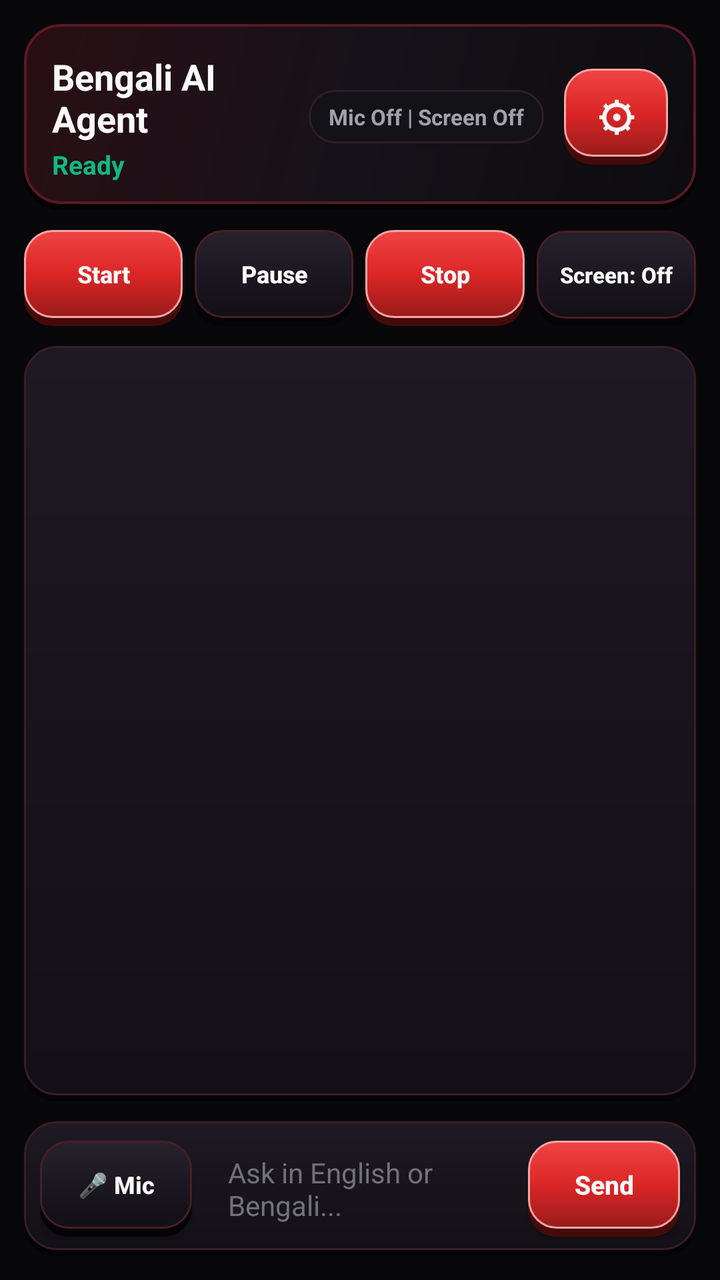
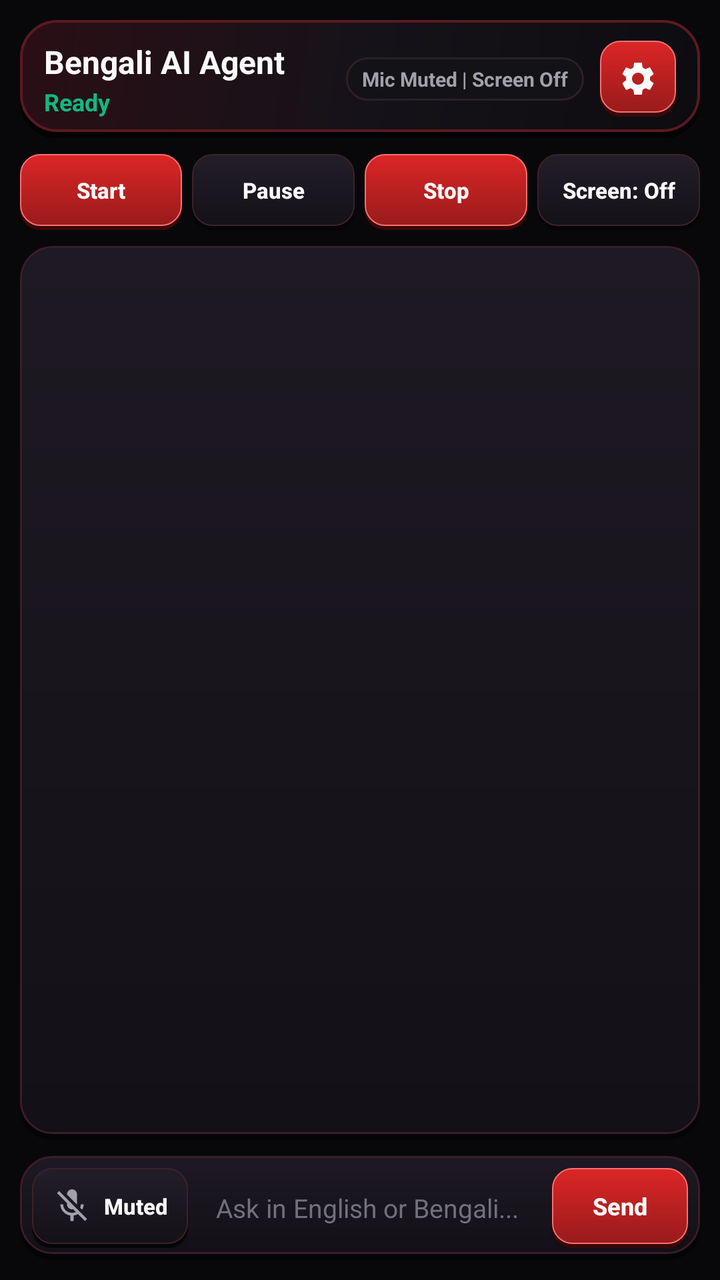

Compare the two renders of this Android layout. The source of the first and the diff that turns it into the second are given below.
<!-- AndroidManifest.xml: application theme Theme.BengaliAgent -->
<!-- res/layout/activity_main.xml -->
<?xml version="1.0" encoding="utf-8"?>
<LinearLayout xmlns:android="http://schemas.android.com/apk/res/android"
    android:layout_width="match_parent"
    android:layout_height="match_parent"
    android:background="@color/bg_black"
    android:orientation="vertical"
    android:padding="12dp">

    
    <LinearLayout
        android:layout_width="match_parent"
        android:layout_height="wrap_content"
        android:background="@drawable/bg_header_gradient"
        android:gravity="center_vertical"
        android:orientation="horizontal"
        android:padding="14dp">

        <LinearLayout
            android:layout_width="0dp"
            android:layout_height="wrap_content"
            android:layout_weight="1"
            android:orientation="vertical">

            <TextView
                android:layout_width="wrap_content"
                android:layout_height="wrap_content"
                android:text="@string/app_name"
                android:textColor="@color/text_primary"
                android:textSize="18sp"
                android:textStyle="bold" />

            <TextView
                android:id="@+id/tvAgentState"
                android:layout_width="wrap_content"
                android:layout_height="wrap_content"
                android:layout_marginTop="2dp"
                android:text="Ready"
                android:textColor="@color/accent_green"
                android:textSize="13sp"
                android:textStyle="bold" />
        </LinearLayout>

        <TextView
            android:id="@+id/tvPrivacyIndicator"
            android:layout_width="wrap_content"
            android:layout_height="wrap_content"
            android:layout_marginEnd="10dp"
            android:background="@drawable/bg_badge"
            android:paddingHorizontal="10dp"
            android:paddingVertical="6dp"
            android:text="Mic Off | Screen Off"
            android:textColor="@color/text_secondary"
            android:textSize="11sp"
            android:textStyle="bold" />

        
        <Button
            android:id="@+id/btnOpenSettings"
            style="@style/Widget.BengaliAgent.Button.Primary"
            android:layout_width="52dp"
            android:layout_height="48dp"
            android:contentDescription="Open Settings"
            android:padding="0dp"
            android:text="⚙"
            android:textSize="20sp" />
    </LinearLayout>

    
    <LinearLayout
        android:layout_width="match_parent"
        android:layout_height="wrap_content"
        android:layout_marginTop="10dp"
        android:orientation="horizontal"
        android:weightSum="4">

        <Button
            android:id="@+id/btnToggleAssistant"
            style="@style/Widget.BengaliAgent.Button.Primary"
            android:layout_width="0dp"
            android:layout_height="48dp"
            android:layout_marginEnd="6dp"
            android:layout_weight="1"
            android:paddingHorizontal="4dp"
            android:text="Start"
            android:textSize="12sp" />

        <Button
            android:id="@+id/btnPauseResume"
            style="@style/Widget.BengaliAgent.Button.Secondary"
            android:layout_width="0dp"
            android:layout_height="48dp"
            android:layout_marginEnd="6dp"
            android:layout_weight="1"
            android:paddingHorizontal="4dp"
            android:text="Pause"
            android:textSize="12sp" />

        <Button
            android:id="@+id/btnStopTask"
            style="@style/Widget.BengaliAgent.Button.Destructive"
            android:layout_width="0dp"
            android:layout_height="48dp"
            android:layout_marginEnd="6dp"
            android:layout_weight="1"
            android:paddingHorizontal="4dp"
            android:text="Stop"
            android:textSize="12sp" />

        <Button
            android:id="@+id/btnScreenToggle"
            style="@style/Widget.BengaliAgent.Button.Secondary"
            android:layout_width="0dp"
            android:layout_height="48dp"
            android:layout_weight="1"
            android:paddingHorizontal="4dp"
            android:text="Screen: Off"
            android:textSize="11sp" />
    </LinearLayout>

    
    <androidx.recyclerview.widget.RecyclerView
        android:id="@+id/rvTranscript"
        android:layout_width="match_parent"
        android:layout_height="0dp"
        android:layout_marginTop="10dp"
        android:layout_marginBottom="10dp"
        android:layout_weight="1"
        android:background="@drawable/bg_card"
        android:clipToPadding="false"
        android:contentDescription="Conversation transcript"
        android:padding="12dp" />

    
    <LinearLayout
        android:layout_width="match_parent"
        android:layout_height="wrap_content"
        android:background="@drawable/bg_card"
        android:gravity="center_vertical"
        android:orientation="horizontal"
        android:padding="8dp">

        <Button
            android:id="@+id/btnMicToggle"
            style="@style/Widget.BengaliAgent.Button.Secondary"
            android:layout_width="76dp"
            android:layout_height="48dp"
            android:layout_marginEnd="8dp"
            android:contentDescription="Toggle microphone"
            android:paddingHorizontal="6dp"
            android:singleLine="true"
            android:text="🎤 Mic"
            android:textSize="12sp" />

        <EditText
            android:id="@+id/etUserInput"
            android:layout_width="0dp"
            android:layout_height="wrap_content"
            android:layout_weight="1"
            android:background="@android:color/transparent"
            android:hint="Ask in English or Bengali..."
            android:inputType="textMultiLine"
            android:maxLines="4"
            android:minHeight="48dp"
            android:paddingHorizontal="10dp"
            android:paddingVertical="8dp"
            android:textColor="@color/text_primary"
            android:textColorHint="@color/text_muted"
            android:textSize="14sp" />

        <Button
            android:id="@+id/btnSend"
            style="@style/Widget.BengaliAgent.Button.Primary"
            android:layout_width="76dp"
            android:layout_height="48dp"
            android:layout_marginStart="8dp"
            android:contentDescription="Send message"
            android:paddingHorizontal="8dp"
            android:singleLine="true"
            android:text="Send"
            android:textSize="13sp" />
    </LinearLayout>

</LinearLayout>
<!-- resources referenced by this layout -->
<resources>
  <style name="Widget.BengaliAgent.Button.Primary" parent="Widget.AppCompat.Button">
          <item name="android:background">@drawable/bg_btn_3d_red</item>
          <item name="backgroundTint">@null</item>
          <item name="android:textColor">@color/text_primary</item>
          <item name="android:minHeight">50dp</item>
          <item name="android:paddingLeft">16dp</item>
          <item name="android:paddingRight">16dp</item>
          <item name="android:paddingBottom">4dp</item>
          <item name="android:textAllCaps">false</item>
          <item name="android:textStyle">bold</item>
          <item name="android:elevation">6dp</item>
      </style>
  <style name="Widget.BengaliAgent.Button.Secondary" parent="Widget.AppCompat.Button">
          <item name="android:background">@drawable/bg_btn_3d_dark</item>
          <item name="backgroundTint">@null</item>
          <item name="android:textColor">@color/text_primary</item>
          <item name="android:minHeight">50dp</item>
          <item name="android:paddingLeft">16dp</item>
          <item name="android:paddingRight">16dp</item>
          <item name="android:paddingBottom">4dp</item>
          <item name="android:textAllCaps">false</item>
          <item name="android:textStyle">bold</item>
          <item name="android:elevation">4dp</item>
      </style>
  <!-- drawable bg_btn_3d_red (drawable) -->
  <?xml version="1.0" encoding="utf-8"?>
  <layer-list xmlns:android="http://schemas.android.com/apk/res/android">
      
      <item android:top="4dp">
          <shape android:shape="rectangle">
              <solid android:color="#450A0A" />
              <corners android:radius="14dp" />
          </shape>
      </item>
      
      <item android:bottom="4dp">
          <shape android:shape="rectangle">
              <gradient
                  android:angle="270"
                  android:startColor="#EF4444"
                  android:centerColor="#DC2626"
                  android:endColor="#991B1B"
                  android:type="linear" />
              <corners android:radius="14dp" />
              <stroke
                  android:width="1dp"
                  android:color="#FCA5A5" />
          </shape>
      </item>
  </layer-list>
  <!-- drawable bg_btn_3d_dark (drawable) -->
  <?xml version="1.0" encoding="utf-8"?>
  <layer-list xmlns:android="http://schemas.android.com/apk/res/android">
      
      <item android:top="4dp">
          <shape android:shape="rectangle">
              <solid android:color="#040406" />
              <corners android:radius="14dp" />
          </shape>
      </item>
      
      <item android:bottom="4dp">
          <shape android:shape="rectangle">
              <gradient
                  android:angle="270"
                  android:startColor="#27222C"
                  android:centerColor="#1C1821"
                  android:endColor="#120F16"
                  android:type="linear" />
              <corners android:radius="14dp" />
              <stroke
                  android:width="1dp"
                  android:color="#4C1D24" />
          </shape>
      </item>
  </layer-list>
  <!-- unchanged entries left out for length: 16 -->
</resources>

<!-- the commit's change to res/layout/activity_main.xml (unified diff, before → after) -->
@@ -4,7 +4,7 @@
     android:layout_height="match_parent"
     android:background="@color/bg_black"
     android:orientation="vertical"
-    android:padding="12dp">
+    android:padding="10dp">
 
     
     <LinearLayout
@@ -13,7 +13,8 @@
         android:background="@drawable/bg_header_gradient"
         android:gravity="center_vertical"
         android:orientation="horizontal"
-        android:padding="14dp">
+        android:paddingHorizontal="12dp"
+        android:paddingVertical="10dp">
 
         <LinearLayout
             android:layout_width="0dp"
@@ -26,17 +27,17 @@
                 android:layout_height="wrap_content"
                 android:text="@string/app_name"
                 android:textColor="@color/text_primary"
-                android:textSize="18sp"
+                android:textSize="16sp"
                 android:textStyle="bold" />
 
             <TextView
                 android:id="@+id/tvAgentState"
                 android:layout_width="wrap_content"
                 android:layout_height="wrap_content"
-                android:layout_marginTop="2dp"
+                android:layout_marginTop="1dp"
                 android:text="Ready"
                 android:textColor="@color/accent_green"
-                android:textSize="13sp"
+                android:textSize="12sp"
                 android:textStyle="bold" />
         </LinearLayout>
 
@@ -44,32 +45,32 @@
             android:id="@+id/tvPrivacyIndicator"
             android:layout_width="wrap_content"
             android:layout_height="wrap_content"
-            android:layout_marginEnd="10dp"
+            android:layout_marginEnd="8dp"
             android:background="@drawable/bg_badge"
-            android:paddingHorizontal="10dp"
-            android:paddingVertical="6dp"
-            android:text="Mic Off | Screen Off"
+            android:paddingHorizontal="8dp"
+            android:paddingVertical="4dp"
+            android:text="Mic Muted | Screen Off"
             android:textColor="@color/text_secondary"
-            android:textSize="11sp"
+            android:textSize="10sp"
             android:textStyle="bold" />
 
         
-        <Button
+        <ImageButton
             android:id="@+id/btnOpenSettings"
-            style="@style/Widget.BengaliAgent.Button.Primary"
-            android:layout_width="52dp"
-            android:layout_height="48dp"
+            android:layout_width="38dp"
+            android:layout_height="38dp"
+            android:background="@drawable/bg_btn_3d_red"
             android:contentDescription="Open Settings"
-            android:padding="0dp"
-            android:text="⚙"
-            android:textSize="20sp" />
+            android:padding="8dp"
+            android:scaleType="centerInside"
+            android:src="@drawable/ic_settings_gear" />
     </LinearLayout>
 
     
     <LinearLayout
         android:layout_width="match_parent"
         android:layout_height="wrap_content"
-        android:layout_marginTop="10dp"
+        android:layout_marginTop="8dp"
         android:orientation="horizontal"
         android:weightSum="4">
 
@@ -77,40 +78,40 @@
             android:id="@+id/btnToggleAssistant"
             style="@style/Widget.BengaliAgent.Button.Primary"
             android:layout_width="0dp"
-            android:layout_height="48dp"
-            android:layout_marginEnd="6dp"
+            android:layout_height="38dp"
+            android:layout_marginEnd="5dp"
             android:layout_weight="1"
             android:paddingHorizontal="4dp"
             android:text="Start"
-            android:textSize="12sp" />
+            android:textSize="11sp" />
 
         <Button
             android:id="@+id/btnPauseResume"
             style="@style/Widget.BengaliAgent.Button.Secondary"
             android:layout_width="0dp"
-            android:layout_height="48dp"
-            android:layout_marginEnd="6dp"
+            android:layout_height="38dp"
+            android:layout_marginEnd="5dp"
             android:layout_weight="1"
             android:paddingHorizontal="4dp"
             android:text="Pause"
-            android:textSize="12sp" />
+            android:textSize="11sp" />
 
         <Button
             android:id="@+id/btnStopTask"
             style="@style/Widget.BengaliAgent.Button.Destructive"
             android:layout_width="0dp"
-            android:layout_height="48dp"
-            android:layout_marginEnd="6dp"
+            android:layout_height="38dp"
+            android:layout_marginEnd="5dp"
             android:layout_weight="1"
             android:paddingHorizontal="4dp"
             android:text="Stop"
-            android:textSize="12sp" />
+            android:textSize="11sp" />
 
         <Button
             android:id="@+id/btnScreenToggle"
             style="@style/Widget.BengaliAgent.Button.Secondary"
             android:layout_width="0dp"
-            android:layout_height="48dp"
+            android:layout_height="38dp"
             android:layout_weight="1"
             android:paddingHorizontal="4dp"
             android:text="Screen: Off"
@@ -122,13 +123,13 @@
         android:id="@+id/rvTranscript"
         android:layout_width="match_parent"
         android:layout_height="0dp"
-        android:layout_marginTop="10dp"
-        android:layout_marginBottom="10dp"
+        android:layout_marginTop="8dp"
+        android:layout_marginBottom="8dp"
         android:layout_weight="1"
         android:background="@drawable/bg_card"
         android:clipToPadding="false"
         android:contentDescription="Conversation transcript"
-        android:padding="12dp" />
+        android:padding="10dp" />
 
     
     <LinearLayout
@@ -137,19 +138,22 @@
         android:background="@drawable/bg_card"
         android:gravity="center_vertical"
         android:orientation="horizontal"
-        android:padding="8dp">
+        android:padding="6dp">
 
         <Button
             android:id="@+id/btnMicToggle"
             style="@style/Widget.BengaliAgent.Button.Secondary"
-            android:layout_width="76dp"
-            android:layout_height="48dp"
-            android:layout_marginEnd="8dp"
-            android:contentDescription="Toggle microphone"
-            android:paddingHorizontal="6dp"
+            android:layout_width="wrap_content"
+            android:layout_height="40dp"
+            android:layout_marginEnd="6dp"
+            android:contentDescription="Toggle microphone mute or unmute"
+            android:drawableStart="@drawable/ic_mic_off"
+            android:drawablePadding="6dp"
+            android:minWidth="78dp"
+            android:paddingHorizontal="10dp"
             android:singleLine="true"
-            android:text="🎤 Mic"
-            android:textSize="12sp" />
+            android:text="Muted"
+            android:textSize="11sp" />
 
         <EditText
             android:id="@+id/etUserInput"
@@ -160,24 +164,24 @@
             android:hint="Ask in English or Bengali..."
             android:inputType="textMultiLine"
             android:maxLines="4"
-            android:minHeight="48dp"
-            android:paddingHorizontal="10dp"
-            android:paddingVertical="8dp"
+            android:minHeight="40dp"
+            android:paddingHorizontal="8dp"
+            android:paddingVertical="6dp"
             android:textColor="@color/text_primary"
             android:textColorHint="@color/text_muted"
-            android:textSize="14sp" />
+            android:textSize="13sp" />
 
         <Button
             android:id="@+id/btnSend"
             style="@style/Widget.BengaliAgent.Button.Primary"
-            android:layout_width="76dp"
-            android:layout_height="48dp"
-            android:layout_marginStart="8dp"
+            android:layout_width="68dp"
+            android:layout_height="40dp"
+            android:layout_marginStart="6dp"
             android:contentDescription="Send message"
             android:paddingHorizontal="8dp"
             android:singleLine="true"
             android:text="Send"
-            android:textSize="13sp" />
+            android:textSize="12sp" />
     </LinearLayout>
 
 </LinearLayout>
<!-- resource entries referenced after the edit -->
@@ -4,75 +4,97 @@
           <item name="android:background">@drawable/bg_btn_3d_red</item>
           <item name="backgroundTint">@null</item>
           <item name="android:textColor">@color/text_primary</item>
-          <item name="android:minHeight">50dp</item>
-          <item name="android:paddingLeft">16dp</item>
-          <item name="android:paddingRight">16dp</item>
-          <item name="android:paddingBottom">4dp</item>
+          <item name="android:minHeight">38dp</item>
+          <item name="android:minWidth">64dp</item>
+          <item name="android:paddingLeft">12dp</item>
+          <item name="android:paddingRight">12dp</item>
+          <item name="android:paddingTop">0dp</item>
+          <item name="android:paddingBottom">2dp</item>
           <item name="android:textAllCaps">false</item>
           <item name="android:textStyle">bold</item>
-          <item name="android:elevation">6dp</item>
+          <item name="android:textSize">12sp</item>
+          <item name="android:elevation">3dp</item>
       </style>
   <style name="Widget.BengaliAgent.Button.Secondary" parent="Widget.AppCompat.Button">
           <item name="android:background">@drawable/bg_btn_3d_dark</item>
           <item name="backgroundTint">@null</item>
           <item name="android:textColor">@color/text_primary</item>
-          <item name="android:minHeight">50dp</item>
-          <item name="android:paddingLeft">16dp</item>
-          <item name="android:paddingRight">16dp</item>
-          <item name="android:paddingBottom">4dp</item>
+          <item name="android:minHeight">38dp</item>
+          <item name="android:minWidth">64dp</item>
+          <item name="android:paddingLeft">12dp</item>
+          <item name="android:paddingRight">12dp</item>
+          <item name="android:paddingTop">0dp</item>
+          <item name="android:paddingBottom">2dp</item>
           <item name="android:textAllCaps">false</item>
           <item name="android:textStyle">bold</item>
-          <item name="android:elevation">4dp</item>
+          <item name="android:textSize">12sp</item>
+          <item name="android:elevation">2dp</item>
       </style>
   <!-- drawable bg_btn_3d_red (drawable) -->
   <?xml version="1.0" encoding="utf-8"?>
   <layer-list xmlns:android="http://schemas.android.com/apk/res/android">
-      
-      <item android:top="4dp">
+      <item android:top="2dp">
           <shape android:shape="rectangle">
-              <solid android:color="#450A0A" />
-              <corners android:radius="14dp" />
+              <solid android:color="#3B0707" />
+              <corners android:radius="10dp" />
           </shape>
       </item>
-      
-      <item android:bottom="4dp">
+      <item android:bottom="2dp">
           <shape android:shape="rectangle">
               <gradient
                   android:angle="270"
-                  android:startColor="#EF4444"
-                  android:centerColor="#DC2626"
+                  android:startColor="#DC2626"
                   android:endColor="#991B1B"
                   android:type="linear" />
-              <corners android:radius="14dp" />
+              <corners android:radius="10dp" />
               <stroke
-                  android:width="1dp"
-                  android:color="#FCA5A5" />
+                  android:width="0.8dp"
+                  android:color="#F87171" />
           </shape>
       </item>
   </layer-list>
+  <!-- drawable ic_mic_off (drawable) -->
+  <?xml version="1.0" encoding="utf-8"?>
+  <vector xmlns:android="http://schemas.android.com/apk/res/android"
+      android:width="20dp"
+      android:height="20dp"
+      android:viewportWidth="24"
+      android:viewportHeight="24">
+      <path
+          android:fillColor="#A1A1AA"
+          android:pathData="M19,11h-1.7c0,0.74 -0.16,1.43 -0.43,2.05l1.23,1.23c0.56,-0.98 0.9,-2.09 0.9,-3.28zM14.98,11.17c0,-0.06 0.02,-0.11 0.02,-0.17V5c0,-1.66 -1.34,-3 -3,-3S9,3.34 9,5v0.18l5.98,5.99zM4.27,3L3,4.27l6.01,6.01V11c0,1.66 1.33,3 2.99,3 0.22,0 0.44,-0.03 0.65,-0.08l1.66,1.66c-0.71,0.33 -1.5,0.52 -2.31,0.52 -2.76,0 -5.3,-2.1 -5.3,-5.1H5c0,3.41 2.72,6.23 6,6.72V21h2v-3.28c0.91,-0.13 1.77,-0.45 2.54,-0.9L19.73,21 21,19.73 4.27,3z" />
+  </vector>
+  <!-- drawable ic_settings_gear (drawable) -->
+  <?xml version="1.0" encoding="utf-8"?>
+  <vector xmlns:android="http://schemas.android.com/apk/res/android"
+      android:width="20dp"
+      android:height="20dp"
+      android:viewportWidth="24"
+      android:viewportHeight="24">
+      <path
+          android:fillColor="#FFFFFF"
+          android:pathData="M19.14,12.94c0.04,-0.3 0.06,-0.61 0.06,-0.94c0,-0.32 -0.02,-0.64 -0.07,-0.94l2.03,-1.58c0.18,-0.14 0.23,-0.41 0.12,-0.61l-1.92,-3.32c-0.12,-0.22 -0.37,-0.29 -0.59,-0.22l-2.39,0.96c-0.5,-0.38 -1.03,-0.7 -1.62,-0.94L14.4,2.81c-0.04,-0.24 -0.24,-0.41 -0.48,-0.41h-3.84c-0.24,0 -0.43,0.17 -0.47,0.41L9.25,5.35C8.66,5.59 8.12,5.92 7.63,6.29L5.24,5.33c-0.22,-0.08 -0.47,0 -0.59,0.22L2.74,8.87C2.62,9.08 2.66,9.34 2.86,9.48l2.03,1.58C4.84,11.36 4.8,11.69 4.8,12s0.02,0.64 0.07,0.94l-2.03,1.58c-0.18,0.14 -0.23,0.41 -0.12,0.61l1.92,3.32c0.12,0.22 0.37,0.29 0.59,0.22l2.39,-0.96c0.5,0.38 1.03,0.7 1.62,0.94l0.36,2.54c0.05,0.24 0.24,0.41 0.48,0.41h3.84c0.24,0 0.44,-0.17 0.47,-0.41l0.36,-2.54c0.59,-0.24 1.13,-0.56 1.62,-0.94l2.39,0.96c0.22,0.08 0.47,0 0.59,-0.22l1.92,-3.32c0.12,-0.22 0.07,-0.47 -0.12,-0.61L19.14,12.94zM12,15.6c-1.98,0 -3.6,-1.62 -3.6,-3.6s1.62,-3.6 3.6,-3.6s3.6,1.62 3.6,3.6S13.98,15.6 12,15.6z" />
+  </vector>
   <!-- drawable bg_btn_3d_dark (drawable) -->
   <?xml version="1.0" encoding="utf-8"?>
   <layer-list xmlns:android="http://schemas.android.com/apk/res/android">
-      
-      <item android:top="4dp">
+      <item android:top="2dp">
           <shape android:shape="rectangle">
-              <solid android:color="#040406" />
-              <corners android:radius="14dp" />
+              <solid android:color="#050507" />
+              <corners android:radius="10dp" />
           </shape>
       </item>
-      
-      <item android:bottom="4dp">
+      <item android:bottom="2dp">
           <shape android:shape="rectangle">
               <gradient
                   android:angle="270"
-                  android:startColor="#27222C"
-                  android:centerColor="#1C1821"
-                  android:endColor="#120F16"
+                  android:startColor="#231E28"
+                  android:endColor="#141118"
                   android:type="linear" />
-              <corners android:radius="14dp" />
+              <corners android:radius="10dp" />
               <stroke
-                  android:width="1dp"
-                  android:color="#4C1D24" />
+                  android:width="0.8dp"
+                  android:color="#3D222A" />
           </shape>
       </item>
   </layer-list>
